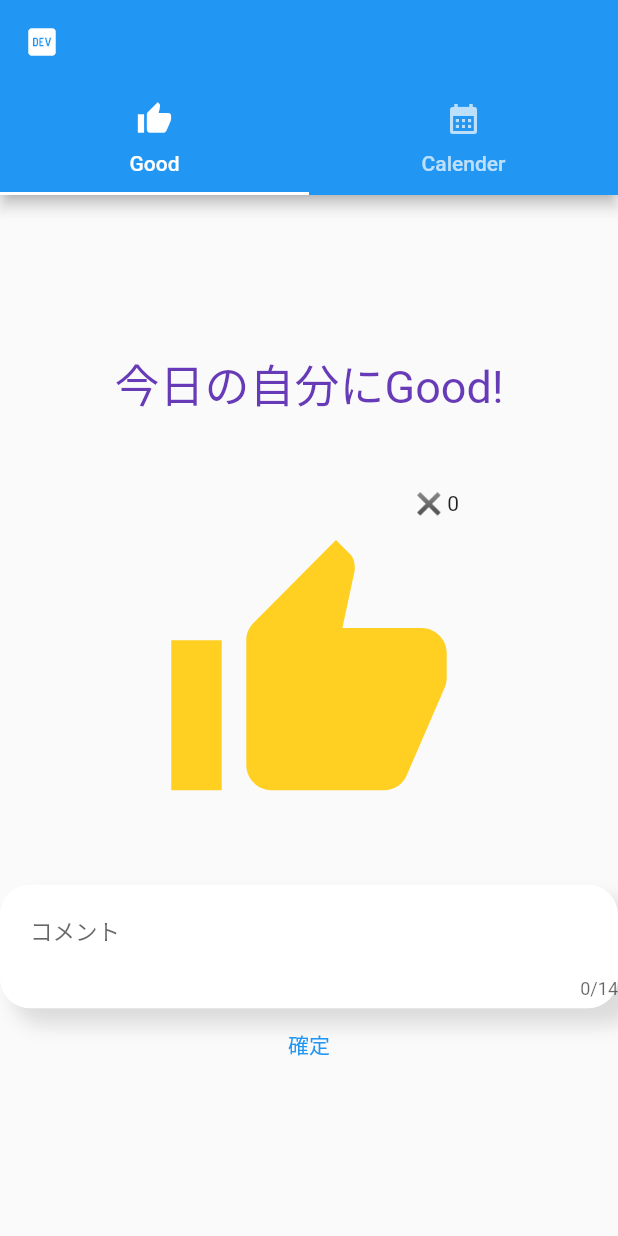
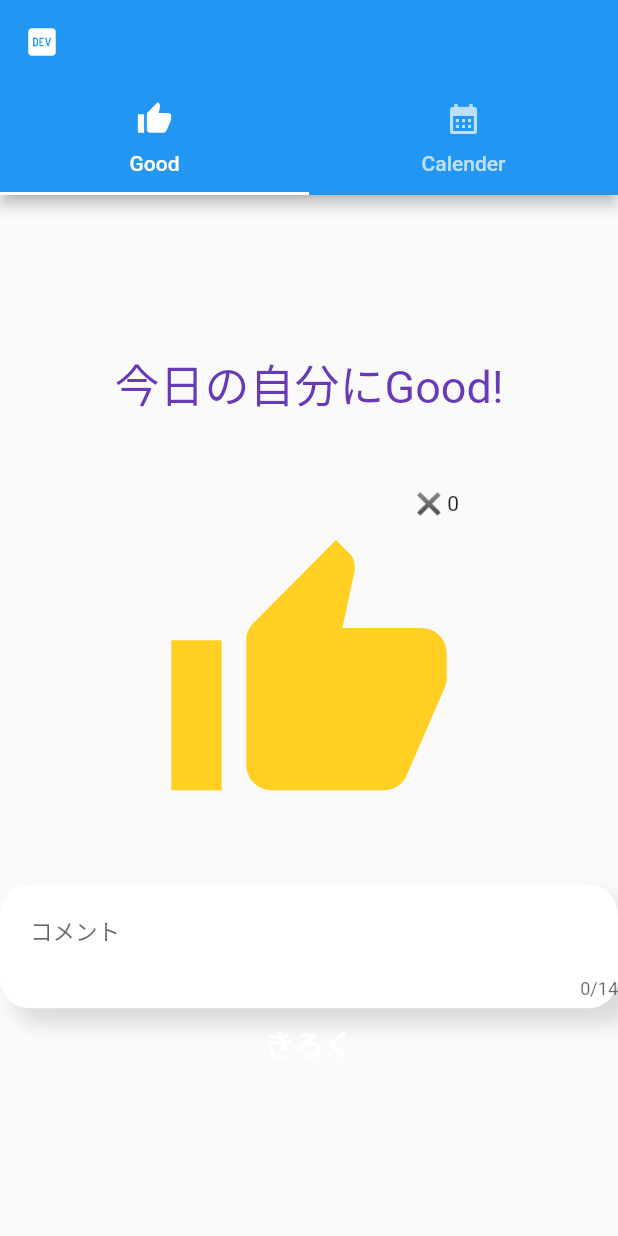
Before and after one commit to youten410/me-good, a Flutter app: the screen it shows after launch, on a phone screen of 412 x 824 dp. Run offline on Flutter 3.47's test engine with Material 2 defaults, Android fonts, the phone set to English and light mode, and no system bars; our stand-ins replace cloud_firestore, firebase_core, go_router, table_calendar; accounts and stored records are empty.

Commit message:
update : テキストボタンを変更する

```diff
--- a/lib/screens/good_screen.dart
+++ b/lib/screens/good_screen.dart
@@ -144,7 +144,14 @@ class _GoodScreenState extends State<GoodScreen> {
                     print("どちらかが不足");
                   }
                 },
-                child: Text("確定")),
+                child: Text(
+                  "きろく",
+                  style:TextStyle(
+                    fontSize: 20,
+                    color: Colors.white,
+                    fontWeight: FontWeight.bold
+                  ),
+                  )),
           ),
         ],
       ),
```
